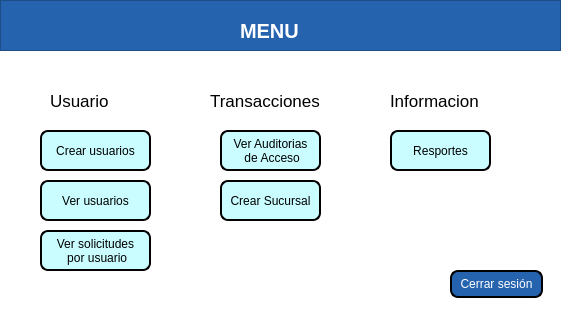
Before: the Qt Designer form views/Menu.ui in MiguelFVasquez/ProyectoDB, drawn with Qt 5.
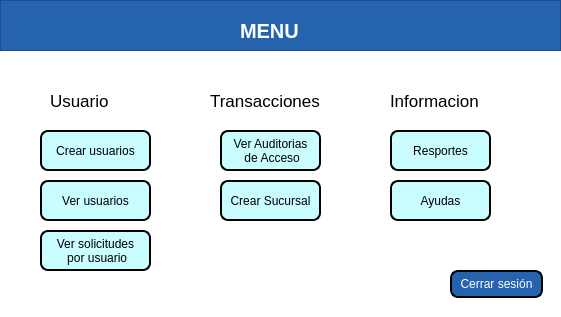
After: the same form once the commit is applied.

Commit message: Se implementa apartado de ayudas para usuarios, modificaciones en informe de cuotas y filtros de busqueda en admin

Patch:
```diff
--- a/views/Menu.ui
+++ b/views/Menu.ui
@@ -573,6 +573,31 @@
  por usuario</string>
     </property>
    </widget>
+   <widget class="QPushButton" name="btnAyudas">
+    <property name="geometry">
+     <rect>
+      <x>390</x>
+      <y>180</y>
+      <width>101</width>
+      <height>41</height>
+     </rect>
+    </property>
+    <property name="cursor">
+     <cursorShape>PointingHandCursor</cursorShape>
+    </property>
+    <property name="focusPolicy">
+     <enum>Qt::ClickFocus</enum>
+    </property>
+    <property name="styleSheet">
+     <string notr="true">color: rgb(0, 0, 0);
+background-color: rgb(202, 253, 255);
+border: 2px solid rgb(0, 0, 0);  
+border-radius: 8px;  </string>
+    </property>
+    <property name="text">
+     <string>Ayudas</string>
+    </property>
+   </widget>
   </widget>
   <action name="actionEmpleados">
    <property name="text">
```
The commit also changes 64 other files.
